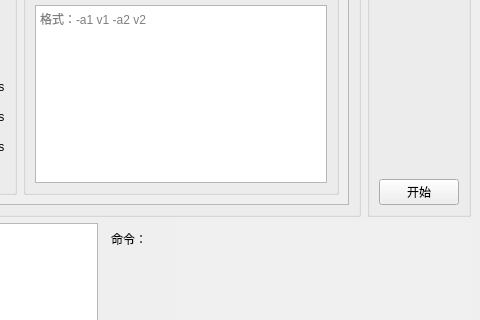
First picture: the form in vca/main_window.ui, repository autodotua/Video-Compression-Assistant, before the edit; both pictures show x 646 to 1126 and y 448 to 768 of the 1126 by 930 pixel window.
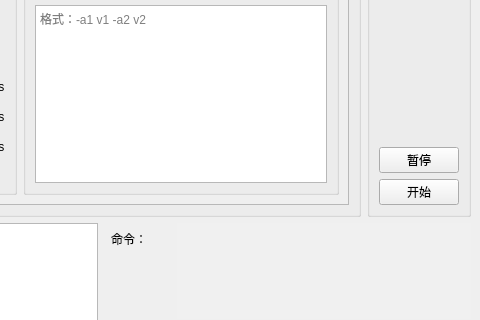
Second picture: the form after the edit.

Commit message: 新增了暂停功能

Diff of the .ui file:
```diff
--- a/vca/main_window.ui
+++ b/vca/main_window.ui
@@ -803,6 +803,13 @@
            </property>
           </spacer>
          </item>
+         <item>
+          <widget class="QPushButton" name="btn_pause">
+           <property name="text">
+            <string>暂停</string>
+           </property>
+          </widget>
+         </item>
          <item>
           <widget class="QPushButton" name="btn_start">
            <property name="text">
```
The commit also changes 5 other files.
